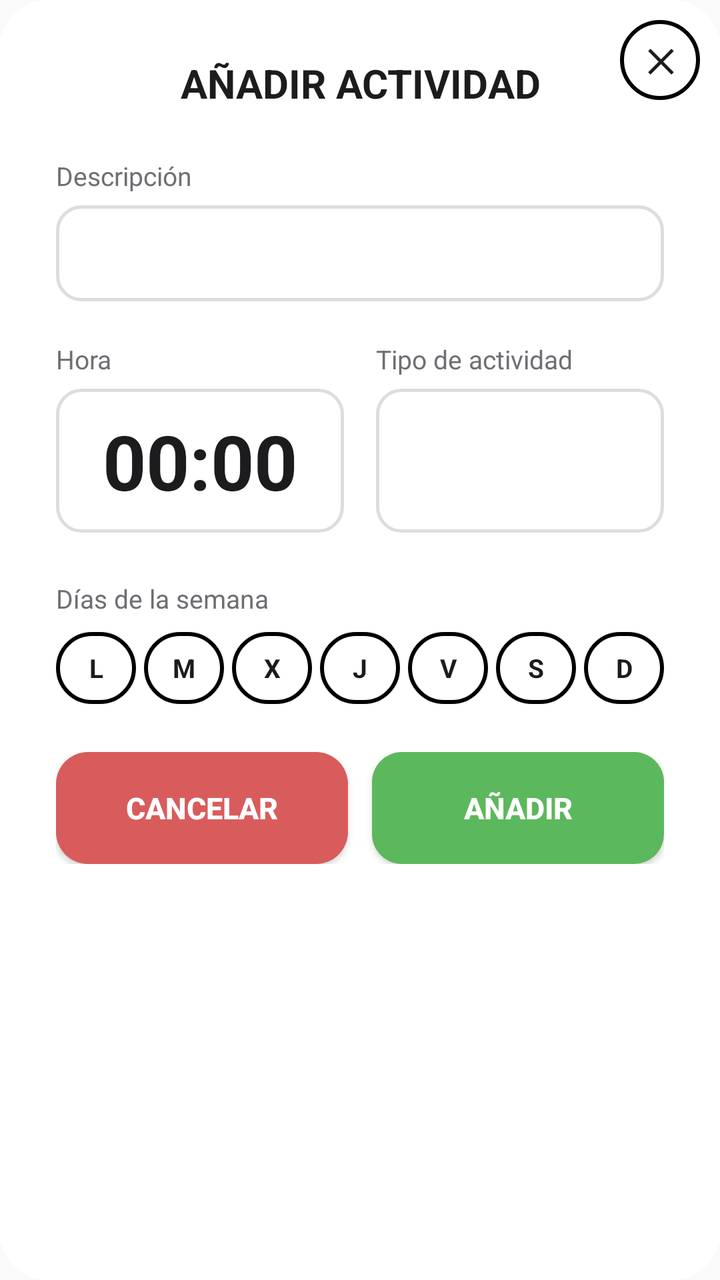
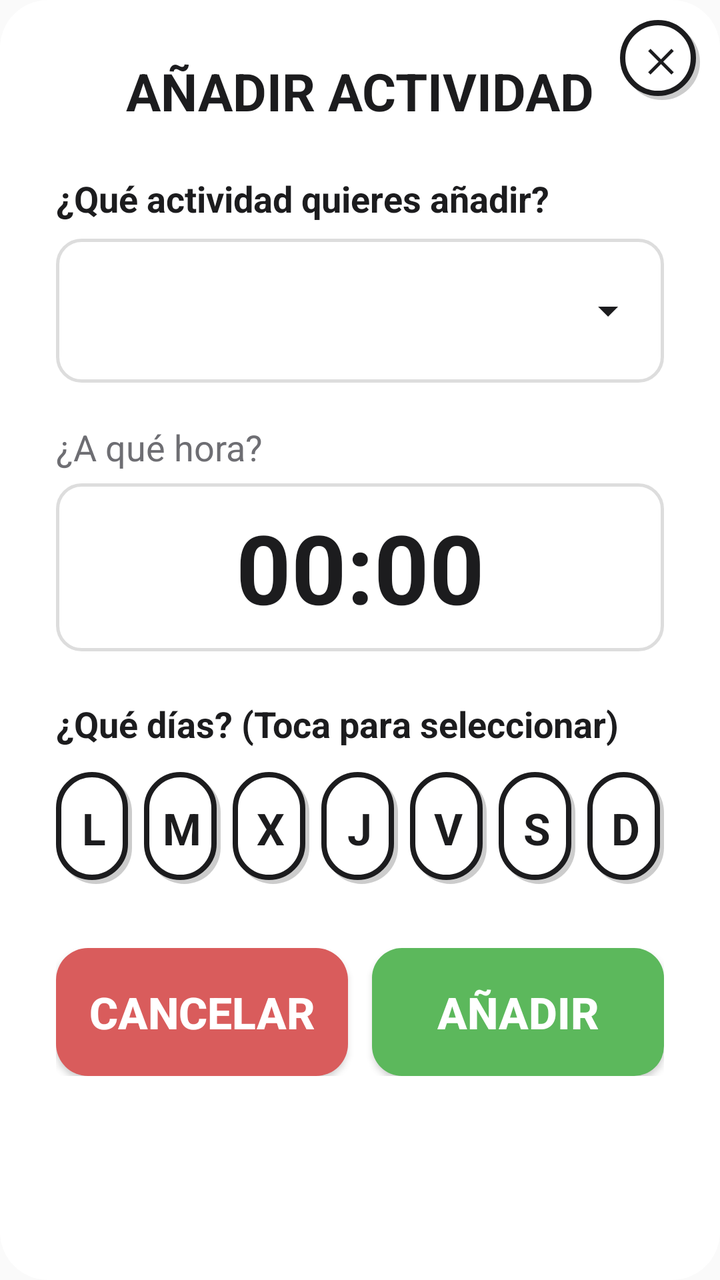

Compare the two renders of this Android layout. The source of the first and the diff that turns it into the second are given below.
<!-- AndroidManifest.xml: application theme AppTheme.NoActionBar -->
<!-- res/layout/dialog_anadir_actividad.xml -->
<?xml version="1.0" encoding="utf-8"?>
<FrameLayout
    xmlns:android="http://schemas.android.com/apk/res/android"
    android:layout_width="480dp"
    android:layout_height="wrap_content"
    android:background="@drawable/bg_dialog">

    <LinearLayout
        android:layout_width="match_parent"
        android:layout_height="wrap_content"
        android:orientation="vertical"
        android:paddingStart="28dp"
        android:paddingEnd="28dp"
        android:paddingTop="28dp"
        android:paddingBottom="28dp">

        <TextView
            android:id="@+id/tvTituloDialogActividad"
            android:layout_width="match_parent"
            android:layout_height="wrap_content"
            android:text="AÑADIR ACTIVIDAD"
            android:textSize="20sp"
            android:textStyle="bold"
            android:textColor="#1C1C1E"
            android:gravity="center"
            android:layout_marginBottom="24dp"/>

        <TextView
            android:layout_width="wrap_content"
            android:layout_height="wrap_content"
            android:text="Descripción"
            android:textSize="13sp"
            android:textColor="#6E6E73"
            android:layout_marginBottom="6dp"/>

        <EditText
            android:id="@+id/etDescripcionActividad"
            android:layout_width="match_parent"
            android:layout_height="48dp"
            android:textSize="15sp"
            android:textColor="#1C1C1E"
            android:background="@drawable/bg_campo_descripcion"
            android:paddingStart="14dp"
            android:paddingEnd="14dp"
            android:singleLine="true"
            android:inputType="text"
            android:layout_marginBottom="20dp"/>

        
        <LinearLayout
            android:layout_width="match_parent"
            android:layout_height="wrap_content"
            android:orientation="horizontal"
            android:layout_marginBottom="24dp">

            <LinearLayout
                android:layout_width="0dp"
                android:layout_height="wrap_content"
                android:layout_weight="1"
                android:orientation="vertical"
                android:layout_marginEnd="16dp">

                <TextView
                    android:layout_width="wrap_content"
                    android:layout_height="wrap_content"
                    android:text="Hora"
                    android:textSize="13sp"
                    android:textColor="#6E6E73"
                    android:layout_marginBottom="6dp"/>

                <TextView
                    android:id="@+id/tvHoraDialogActividad"
                    android:layout_width="match_parent"
                    android:layout_height="72dp"
                    android:text="00:00"
                    android:textSize="38sp"
                    android:textStyle="bold"
                    android:textColor="#1C1C1E"
                    android:gravity="center"
                    android:background="@drawable/bg_campo_descripcion"
                    android:clickable="true"
                    android:focusable="true"/>
            </LinearLayout>

            <LinearLayout
                android:layout_width="0dp"
                android:layout_height="wrap_content"
                android:layout_weight="1"
                android:orientation="vertical">

                <TextView
                    android:layout_width="wrap_content"
                    android:layout_height="wrap_content"
                    android:text="Tipo de actividad"
                    android:textSize="13sp"
                    android:textColor="#6E6E73"
                    android:layout_marginBottom="6dp"/>

                <Spinner
                    android:id="@+id/spinnerTipoActividad"
                    android:layout_width="match_parent"
                    android:layout_height="72dp"
                    android:background="@drawable/bg_campo_descripcion"
                    android:paddingStart="14dp"
                    android:paddingEnd="14dp"/>
            </LinearLayout>
        </LinearLayout>

        
        <TextView
            android:layout_width="wrap_content"
            android:layout_height="wrap_content"
            android:text="Días de la semana"
            android:textSize="13sp"
            android:textColor="#6E6E73"
            android:layout_marginBottom="8dp"/>

        <LinearLayout
            android:layout_width="match_parent"
            android:layout_height="wrap_content"
            android:orientation="horizontal"
            android:layout_marginBottom="24dp">
            <TextView android:id="@+id/btnDiaLun" android:layout_width="0dp" android:layout_height="36dp" android:layout_weight="1" android:text="L" android:gravity="center" android:textSize="13sp" android:textStyle="bold" android:textColor="#1C1C1E" android:background="@drawable/bg_tipo_normal" android:layout_marginEnd="4dp" android:clickable="true" android:focusable="true"/>
            <TextView android:id="@+id/btnDiaMar" android:layout_width="0dp" android:layout_height="36dp" android:layout_weight="1" android:text="M" android:gravity="center" android:textSize="13sp" android:textStyle="bold" android:textColor="#1C1C1E" android:background="@drawable/bg_tipo_normal" android:layout_marginEnd="4dp" android:clickable="true" android:focusable="true"/>
            <TextView android:id="@+id/btnDiaMie" android:layout_width="0dp" android:layout_height="36dp" android:layout_weight="1" android:text="X" android:gravity="center" android:textSize="13sp" android:textStyle="bold" android:textColor="#1C1C1E" android:background="@drawable/bg_tipo_normal" android:layout_marginEnd="4dp" android:clickable="true" android:focusable="true"/>
            <TextView android:id="@+id/btnDiaJue" android:layout_width="0dp" android:layout_height="36dp" android:layout_weight="1" android:text="J" android:gravity="center" android:textSize="13sp" android:textStyle="bold" android:textColor="#1C1C1E" android:background="@drawable/bg_tipo_normal" android:layout_marginEnd="4dp" android:clickable="true" android:focusable="true"/>
            <TextView android:id="@+id/btnDiaVie" android:layout_width="0dp" android:layout_height="36dp" android:layout_weight="1" android:text="V" android:gravity="center" android:textSize="13sp" android:textStyle="bold" android:textColor="#1C1C1E" android:background="@drawable/bg_tipo_normal" android:layout_marginEnd="4dp" android:clickable="true" android:focusable="true"/>
            <TextView android:id="@+id/btnDiaSab" android:layout_width="0dp" android:layout_height="36dp" android:layout_weight="1" android:text="S" android:gravity="center" android:textSize="13sp" android:textStyle="bold" android:textColor="#1C1C1E" android:background="@drawable/bg_tipo_normal" android:layout_marginEnd="4dp" android:clickable="true" android:focusable="true"/>
            <TextView android:id="@+id/btnDiaDom" android:layout_width="0dp" android:layout_height="36dp" android:layout_weight="1" android:text="D" android:gravity="center" android:textSize="13sp" android:textStyle="bold" android:textColor="#1C1C1E" android:background="@drawable/bg_tipo_normal" android:clickable="true" android:focusable="true"/>
        </LinearLayout>

        <LinearLayout
            android:layout_width="match_parent"
            android:layout_height="wrap_content"
            android:orientation="horizontal">

            <Button
                android:id="@+id/btnCancelarDialogActividad"
                android:layout_width="0dp"
                android:layout_height="56dp"
                android:layout_weight="1"
                android:text="CANCELAR"
                android:textColor="#FFFFFF"
                android:textSize="15sp"
                android:textStyle="bold"
                android:background="@drawable/bg_btn_cancelar"
                android:layout_marginEnd="12dp"/>

            <Button
                android:id="@+id/btnGuardarDialogActividad"
                android:layout_width="0dp"
                android:layout_height="56dp"
                android:layout_weight="1"
                android:text="AÑADIR"
                android:textColor="#FFFFFF"
                android:textSize="15sp"
                android:textStyle="bold"
                android:background="@drawable/bg_btn_guardar"/>
        </LinearLayout>

    </LinearLayout>

    
    <TextView
        android:id="@+id/btnCancelarDialogActividad2"
        android:layout_width="40dp"
        android:layout_height="40dp"
        android:layout_gravity="top|end"
        android:layout_marginTop="10dp"
        android:layout_marginEnd="10dp"
        android:text="✕"
        android:textSize="16sp"
        android:textStyle="bold"
        android:textColor="#1C1C1E"
        android:gravity="center"
        android:background="@drawable/bg_tipo_normal"
        android:clickable="true"
        android:focusable="true"/>

</FrameLayout>
<!-- resources referenced by this layout -->
<resources>
  <!-- drawable bg_btn_cancelar (drawable) -->
  <?xml version="1.0" encoding="utf-8"?>
  <shape xmlns:android="http://schemas.android.com/apk/res/android"
      android:shape="rectangle">
      <solid android:color="#D95C5C" />
      <corners android:radius="16dp" />
  </shape>
  <!-- drawable bg_btn_guardar (drawable) -->
  <?xml version="1.0" encoding="utf-8"?>
  <shape xmlns:android="http://schemas.android.com/apk/res/android"
      android:shape="rectangle">
      <solid android:color="#5CB85C"/>
      <corners android:radius="15dp"/>
  </shape>
  <!-- drawable bg_campo_descripcion (drawable) -->
  <?xml version="1.0" encoding="utf-8"?>
  <shape xmlns:android="http://schemas.android.com/apk/res/android"
      android:shape="rectangle">
      <solid android:color="#FFFFFF"/>
      <stroke android:width="1.5dp" android:color="#DDDDDD"/>
      <corners android:radius="12dp"/>
  </shape>
  <!-- drawable bg_dialog (drawable) -->
  <?xml version="1.0" encoding="utf-8"?>
  <shape xmlns:android="http://schemas.android.com/apk/res/android"
      android:shape="rectangle">
      <solid android:color="#FFFFFF"/>
      <corners android:radius="24dp"/>
  </shape>
  <!-- drawable bg_tipo_normal (drawable) -->
  <?xml version="1.0" encoding="utf-8"?>
  <shape xmlns:android="http://schemas.android.com/apk/res/android"
      android:shape="rectangle">
  
      <solid android:color="#FFFFFF" />
  
      <corners android:radius="70dp" />
  
      <stroke
          android:color="#000000"
          android:width="2dp" />
  
  </shape>
  <style name="AppTheme.NoActionBar">
          <item name="windowActionBar">false</item>
          <item name="windowNoTitle">true</item>
          <item name="android:statusBarColor">@color/fondo_app</item>
          <item name="android:windowLightStatusBar">true</item>
      </style>
  <color name="fondo_app">#F2F2F7</color>
</resources>

<!-- the commit's change to res/layout/dialog_anadir_actividad.xml (unified diff, before → after) -->
@@ -19,114 +19,114 @@
             android:layout_width="match_parent"
             android:layout_height="wrap_content"
             android:text="AÑADIR ACTIVIDAD"
-            android:textSize="20sp"
+            android:textSize="@dimen/text_size_large"
             android:textStyle="bold"
             android:textColor="#1C1C1E"
             android:gravity="center"
             android:layout_marginBottom="24dp"/>
 
+        
         <TextView
             android:layout_width="wrap_content"
             android:layout_height="wrap_content"
-            android:text="Descripción"
-            android:textSize="13sp"
-            android:textColor="#6E6E73"
-            android:layout_marginBottom="6dp"/>
+            android:text="¿Qué actividad quieres añadir?"
+            android:textSize="@dimen/text_size_small"
+            android:textStyle="bold"
+            android:textColor="#1C1C1E"
+            android:layout_marginBottom="8dp"/>
 
-        <EditText
-            android:id="@+id/etDescripcionActividad"
+        <Spinner
+            android:id="@+id/spinnerTipoActividad"
             android:layout_width="match_parent"
-            android:layout_height="48dp"
-            android:textSize="15sp"
-            android:textColor="#1C1C1E"
-            android:background="@drawable/bg_campo_descripcion"
+            android:layout_height="72dp"
+            android:background="@drawable/bg_spinner_custom"
             android:paddingStart="14dp"
-            android:paddingEnd="14dp"
-            android:singleLine="true"
-            android:inputType="text"
-            android:layout_marginBottom="20dp"/>
+            android:paddingEnd="40dp"
+            android:layout_marginBottom="20dp"
+            android:spinnerMode="dropdown"/>
+
+        
+        <LinearLayout
+            android:id="@+id/containerDetallesDinamicos"
+            android:layout_width="match_parent"
+            android:layout_height="wrap_content"
+            android:orientation="vertical"
+            android:visibility="gone"
+            android:layout_marginBottom="20dp">
+
+            <TextView
+                android:id="@+id/tvLabelDetalleDinamico"
+                android:layout_width="wrap_content"
+                android:layout_height="wrap_content"
+                android:text="Detalle"
+                android:textSize="@dimen/text_size_small"
+                android:textColor="#6E6E73"
+                android:layout_marginBottom="6dp"/>
+
+            <EditText
+                android:id="@+id/etDescripcionActividad"
+                android:layout_width="match_parent"
+                android:layout_height="64dp"
+                android:textSize="@dimen/text_size_medium"
+                android:textColor="#1C1C1E"
+                android:background="@drawable/bg_campo_descripcion"
+                android:paddingStart="14dp"
+                android:paddingEnd="14dp"
+                android:singleLine="true"
+                android:inputType="text"/>
+        </LinearLayout>
 
         
         <LinearLayout
             android:layout_width="match_parent"
             android:layout_height="wrap_content"
-            android:orientation="horizontal"
+            android:orientation="vertical"
             android:layout_marginBottom="24dp">
 
-            <LinearLayout
-                android:layout_width="0dp"
+            <TextView
+                android:layout_width="wrap_content"
                 android:layout_height="wrap_content"
-                android:layout_weight="1"
-                android:orientation="vertical"
-                android:layout_marginEnd="16dp">
+                android:text="¿A qué hora?"
+                android:textSize="@dimen/text_size_small"
+                android:textColor="#6E6E73"
+                android:layout_marginBottom="6dp"/>
 
-                <TextView
-                    android:layout_width="wrap_content"
-                    android:layout_height="wrap_content"
-                    android:text="Hora"
-                    android:textSize="13sp"
-                    android:textColor="#6E6E73"
-                    android:layout_marginBottom="6dp"/>
-
-                <TextView
-                    android:id="@+id/tvHoraDialogActividad"
-                    android:layout_width="match_parent"
-                    android:layout_height="72dp"
-                    android:text="00:00"
-                    android:textSize="38sp"
-                    android:textStyle="bold"
-                    android:textColor="#1C1C1E"
-                    android:gravity="center"
-                    android:background="@drawable/bg_campo_descripcion"
-                    android:clickable="true"
-                    android:focusable="true"/>
-            </LinearLayout>
-
-            <LinearLayout
-                android:layout_width="0dp"
-                android:layout_height="wrap_content"
-                android:layout_weight="1"
-                android:orientation="vertical">
-
-                <TextView
-                    android:layout_width="wrap_content"
-                    android:layout_height="wrap_content"
-                    android:text="Tipo de actividad"
-                    android:textSize="13sp"
-                    android:textColor="#6E6E73"
-                    android:layout_marginBottom="6dp"/>
-
-                <Spinner
-                    android:id="@+id/spinnerTipoActividad"
-                    android:layout_width="match_parent"
-                    android:layout_height="72dp"
-                    android:background="@drawable/bg_campo_descripcion"
-                    android:paddingStart="14dp"
-                    android:paddingEnd="14dp"/>
-            </LinearLayout>
+            <TextView
+                android:id="@+id/tvHoraDialogActividad"
+                android:layout_width="match_parent"
+                android:layout_height="84dp"
+                android:text="00:00"
+                android:textSize="48sp"
+                android:textStyle="bold"
+                android:textColor="#1C1C1E"
+                android:gravity="center"
+                android:background="@drawable/bg_campo_descripcion"
+                android:clickable="true"
+                android:focusable="true"/>
         </LinearLayout>
 
         
         <TextView
             android:layout_width="wrap_content"
             android:layout_height="wrap_content"
-            android:text="Días de la semana"
-            android:textSize="13sp"
-            android:textColor="#6E6E73"
-            android:layout_marginBottom="8dp"/>
+            android:text="¿Qué días? (Toca para seleccionar)"
+            android:textSize="@dimen/text_size_small"
+            android:textStyle="bold"
+            android:textColor="#1C1C1E"
+            android:layout_marginBottom="12dp"/>
 
         <LinearLayout
             android:layout_width="match_parent"
             android:layout_height="wrap_content"
             android:orientation="horizontal"
-            android:layout_marginBottom="24dp">
-            <TextView android:id="@+id/btnDiaLun" android:layout_width="0dp" android:layout_height="36dp" android:layout_weight="1" android:text="L" android:gravity="center" android:textSize="13sp" android:textStyle="bold" android:textColor="#1C1C1E" android:background="@drawable/bg_tipo_normal" android:layout_marginEnd="4dp" android:clickable="true" android:focusable="true"/>
-            <TextView android:id="@+id/btnDiaMar" android:layout_width="0dp" android:layout_height="36dp" android:layout_weight="1" android:text="M" android:gravity="center" android:textSize="13sp" android:textStyle="bold" android:textColor="#1C1C1E" android:background="@drawable/bg_tipo_normal" android:layout_marginEnd="4dp" android:clickable="true" android:focusable="true"/>
-            <TextView android:id="@+id/btnDiaMie" android:layout_width="0dp" android:layout_height="36dp" android:layout_weight="1" android:text="X" android:gravity="center" android:textSize="13sp" android:textStyle="bold" android:textColor="#1C1C1E" android:background="@drawable/bg_tipo_normal" android:layout_marginEnd="4dp" android:clickable="true" android:focusable="true"/>
-            <TextView android:id="@+id/btnDiaJue" android:layout_width="0dp" android:layout_height="36dp" android:layout_weight="1" android:text="J" android:gravity="center" android:textSize="13sp" android:textStyle="bold" android:textColor="#1C1C1E" android:background="@drawable/bg_tipo_normal" android:layout_marginEnd="4dp" android:clickable="true" android:focusable="true"/>
-            <TextView android:id="@+id/btnDiaVie" android:layout_width="0dp" android:layout_height="36dp" android:layout_weight="1" android:text="V" android:gravity="center" android:textSize="13sp" android:textStyle="bold" android:textColor="#1C1C1E" android:background="@drawable/bg_tipo_normal" android:layout_marginEnd="4dp" android:clickable="true" android:focusable="true"/>
-            <TextView android:id="@+id/btnDiaSab" android:layout_width="0dp" android:layout_height="36dp" android:layout_weight="1" android:text="S" android:gravity="center" android:textSize="13sp" android:textStyle="bold" android:textColor="#1C1C1E" android:background="@drawable/bg_tipo_normal" android:layout_marginEnd="4dp" android:clickable="true" android:focusable="true"/>
-            <TextView android:id="@+id/btnDiaDom" android:layout_width="0dp" android:layout_height="36dp" android:layout_weight="1" android:text="D" android:gravity="center" android:textSize="13sp" android:textStyle="bold" android:textColor="#1C1C1E" android:background="@drawable/bg_tipo_normal" android:clickable="true" android:focusable="true"/>
+            android:layout_marginBottom="32dp">
+            <TextView android:id="@+id/btnDiaLun" android:layout_width="0dp" android:layout_height="56dp" android:layout_weight="1" android:text="L" android:gravity="center" android:textSize="@dimen/text_size_medium" android:textStyle="bold" android:textColor="#1C1C1E" android:background="@drawable/bg_tipo_normal" android:layout_marginEnd="6dp" android:clickable="true" android:focusable="true"/>
+            <TextView android:id="@+id/btnDiaMar" android:layout_width="0dp" android:layout_height="56dp" android:layout_weight="1" android:text="M" android:gravity="center" android:textSize="@dimen/text_size_medium" android:textStyle="bold" android:textColor="#1C1C1E" android:background="@drawable/bg_tipo_normal" android:layout_marginEnd="6dp" android:clickable="true" android:focusable="true"/>
+            <TextView android:id="@+id/btnDiaMie" android:layout_width="0dp" android:layout_height="56dp" android:layout_weight="1" android:text="X" android:gravity="center" android:textSize="@dimen/text_size_medium" android:textStyle="bold" android:textColor="#1C1C1E" android:background="@drawable/bg_tipo_normal" android:layout_marginEnd="6dp" android:clickable="true" android:focusable="true"/>
+            <TextView android:id="@+id/btnDiaJue" android:layout_width="0dp" android:layout_height="56dp" android:layout_weight="1" android:text="J" android:gravity="center" android:textSize="@dimen/text_size_medium" android:textStyle="bold" android:textColor="#1C1C1E" android:background="@drawable/bg_tipo_normal" android:layout_marginEnd="6dp" android:clickable="true" android:focusable="true"/>
+            <TextView android:id="@+id/btnDiaVie" android:layout_width="0dp" android:layout_height="56dp" android:layout_weight="1" android:text="V" android:gravity="center" android:textSize="@dimen/text_size_medium" android:textStyle="bold" android:textColor="#1C1C1E" android:background="@drawable/bg_tipo_normal" android:layout_marginEnd="6dp" android:clickable="true" android:focusable="true"/>
+            <TextView android:id="@+id/btnDiaSab" android:layout_width="0dp" android:layout_height="56dp" android:layout_weight="1" android:text="S" android:gravity="center" android:textSize="@dimen/text_size_medium" android:textStyle="bold" android:textColor="#1C1C1E" android:background="@drawable/bg_tipo_normal" android:layout_marginEnd="6dp" android:clickable="true" android:focusable="true"/>
+            <TextView android:id="@+id/btnDiaDom" android:layout_width="0dp" android:layout_height="56dp" android:layout_weight="1" android:text="D" android:gravity="center" android:textSize="@dimen/text_size_medium" android:textStyle="bold" android:textColor="#1C1C1E" android:background="@drawable/bg_tipo_normal" android:clickable="true" android:focusable="true"/>
         </LinearLayout>
 
         <LinearLayout
@@ -137,11 +137,11 @@
             <Button
                 android:id="@+id/btnCancelarDialogActividad"
                 android:layout_width="0dp"
-                android:layout_height="56dp"
+                android:layout_height="64dp"
                 android:layout_weight="1"
                 android:text="CANCELAR"
                 android:textColor="#FFFFFF"
-                android:textSize="15sp"
+                android:textSize="@dimen/text_size_medium"
                 android:textStyle="bold"
                 android:background="@drawable/bg_btn_cancelar"
                 android:layout_marginEnd="12dp"/>
@@ -149,11 +149,11 @@
             <Button
                 android:id="@+id/btnGuardarDialogActividad"
                 android:layout_width="0dp"
-                android:layout_height="56dp"
+                android:layout_height="64dp"
                 android:layout_weight="1"
                 android:text="AÑADIR"
                 android:textColor="#FFFFFF"
-                android:textSize="15sp"
+                android:textSize="@dimen/text_size_medium"
                 android:textStyle="bold"
                 android:background="@drawable/bg_btn_guardar"/>
         </LinearLayout>
<!-- resource entries referenced after the edit -->
@@ -1,5 +1,8 @@
 <!-- resources referenced by this layout -->
 <resources>
+  <dimen name="text_size_large">26sp</dimen>
+  <dimen name="text_size_medium">22sp</dimen>
+  <dimen name="text_size_small">18sp</dimen>
   <!-- drawable bg_btn_cancelar (drawable) -->
   <?xml version="1.0" encoding="utf-8"?>
   <shape xmlns:android="http://schemas.android.com/apk/res/android"
@@ -29,20 +32,55 @@
       <solid android:color="#FFFFFF"/>
       <corners android:radius="24dp"/>
   </shape>
+  <!-- drawable bg_spinner_custom (drawable) -->
+  <?xml version="1.0" encoding="utf-8"?>
+  <layer-list xmlns:android="http://schemas.android.com/apk/res/android">
+      
+      <item>
+          <shape android:shape="rectangle">
+              <solid android:color="#FFFFFF"/>
+              <stroke android:width="1.5dp" android:color="#DDDDDD"/>
+              <corners android:radius="12dp"/>
+          </shape>
+      </item>
+      
+      <item
+          android:width="24dp"
+          android:height="24dp"
+          android:gravity="end|center_vertical"
+          android:right="16dp">
+          <vector
+              android:width="24dp"
+              android:height="24dp"
+              android:viewportWidth="24"
+              android:viewportHeight="24">
+              <path
+                  android:fillColor="#1C1C1E"
+                  android:pathData="M7,10l5,5l5,-5H7z"/>
+          </vector>
+      </item>
+  </layer-list>
   <!-- drawable bg_tipo_normal (drawable) -->
   <?xml version="1.0" encoding="utf-8"?>
-  <shape xmlns:android="http://schemas.android.com/apk/res/android"
-      android:shape="rectangle">
-  
-      <solid android:color="#FFFFFF" />
-  
-      <corners android:radius="70dp" />
-  
-      <stroke
-          android:color="#000000"
-          android:width="2dp" />
-  
-  </shape>
+  <layer-list xmlns:android="http://schemas.android.com/apk/res/android">
+      
+      <item android:top="2dp" android:left="2dp">
+          <shape android:shape="rectangle">
+              <solid android:color="#33000000" />
+              <corners android:radius="70dp" />
+          </shape>
+      </item>
+      
+      <item android:bottom="2dp" android:right="2dp">
+          <shape android:shape="rectangle">
+              <solid android:color="#FFFFFF" />
+              <corners android:radius="70dp" />
+              <stroke
+                  android:color="#1C1C1E"
+                  android:width="2.5dp" />
+          </shape>
+      </item>
+  </layer-list>
   <style name="AppTheme.NoActionBar">
           <item name="windowActionBar">false</item>
           <item name="windowNoTitle">true</item>
